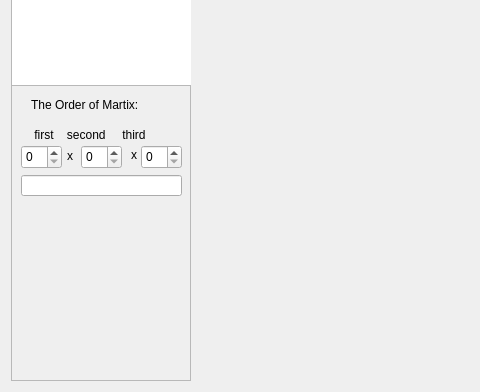
First picture: the form in labOO/MainWindow.ui, repository ThisIsGJ/QT, before the edit; both pictures show x 0 to 480 and y 456 to 848 of the 794 by 848 pixel window.
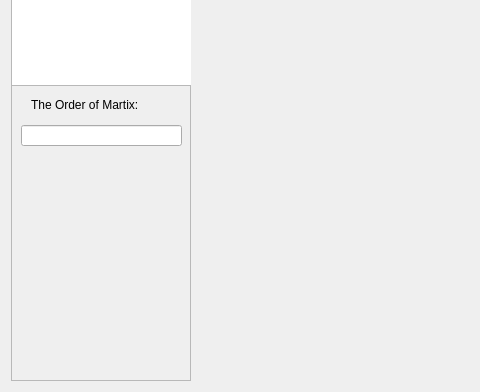
Second picture: the form after the edit. Custom widgets are drawn as their Qt base class.

Commit message: hahahThis is really good one

What changed in the file:
```diff
--- a/labOO/MainWindow.ui
+++ b/labOO/MainWindow.ui
@@ -321,107 +321,11 @@
         <string>The Order of Martix:</string>
        </property>
       </widget>
-      <widget class="QLabel" name="label_3">
-       <property name="geometry">
-        <rect>
-         <x>20</x>
-         <y>310</y>
-         <width>141</width>
-         <height>20</height>
-        </rect>
-       </property>
-       <property name="text">
-        <string> first    second     third</string>
-       </property>
-      </widget>
-      <widget class="QSpinBox" name="o1">
-       <property name="geometry">
-        <rect>
-         <x>10</x>
-         <y>330</y>
-         <width>41</width>
-         <height>24</height>
-        </rect>
-       </property>
-       <property name="minimum">
-        <number>0</number>
-       </property>
-       <property name="maximum">
-        <number>99</number>
-       </property>
-       <property name="value">
-        <number>0</number>
-       </property>
-      </widget>
-      <widget class="QSpinBox" name="o2">
-       <property name="geometry">
-        <rect>
-         <x>70</x>
-         <y>330</y>
-         <width>41</width>
-         <height>24</height>
-        </rect>
-       </property>
-       <property name="minimum">
-        <number>0</number>
-       </property>
-       <property name="maximum">
-        <number>99</number>
-       </property>
-       <property name="value">
-        <number>0</number>
-       </property>
-      </widget>
-      <widget class="QSpinBox" name="o3">
-       <property name="geometry">
-        <rect>
-         <x>130</x>
-         <y>330</y>
-         <width>41</width>
-         <height>24</height>
-        </rect>
-       </property>
-       <property name="minimum">
-        <number>0</number>
-       </property>
-       <property name="maximum">
-        <number>99</number>
-       </property>
-       <property name="value">
-        <number>0</number>
-       </property>
-      </widget>
-      <widget class="QLabel" name="label_4">
-       <property name="geometry">
-        <rect>
-         <x>56</x>
-         <y>330</y>
-         <width>16</width>
-         <height>21</height>
-        </rect>
-       </property>
-       <property name="text">
-        <string>x</string>
-       </property>
-      </widget>
-      <widget class="QLabel" name="label_5">
-       <property name="geometry">
-        <rect>
-         <x>120</x>
-         <y>330</y>
-         <width>16</width>
-         <height>20</height>
-        </rect>
-       </property>
-       <property name="text">
-        <string>x</string>
-       </property>
-      </widget>
       <widget class="QLineEdit" name="lineEdit">
        <property name="geometry">
         <rect>
          <x>10</x>
-         <y>360</y>
+         <y>310</y>
          <width>161</width>
          <height>21</height>
         </rect>
```
The commit also changes 2 other files.
